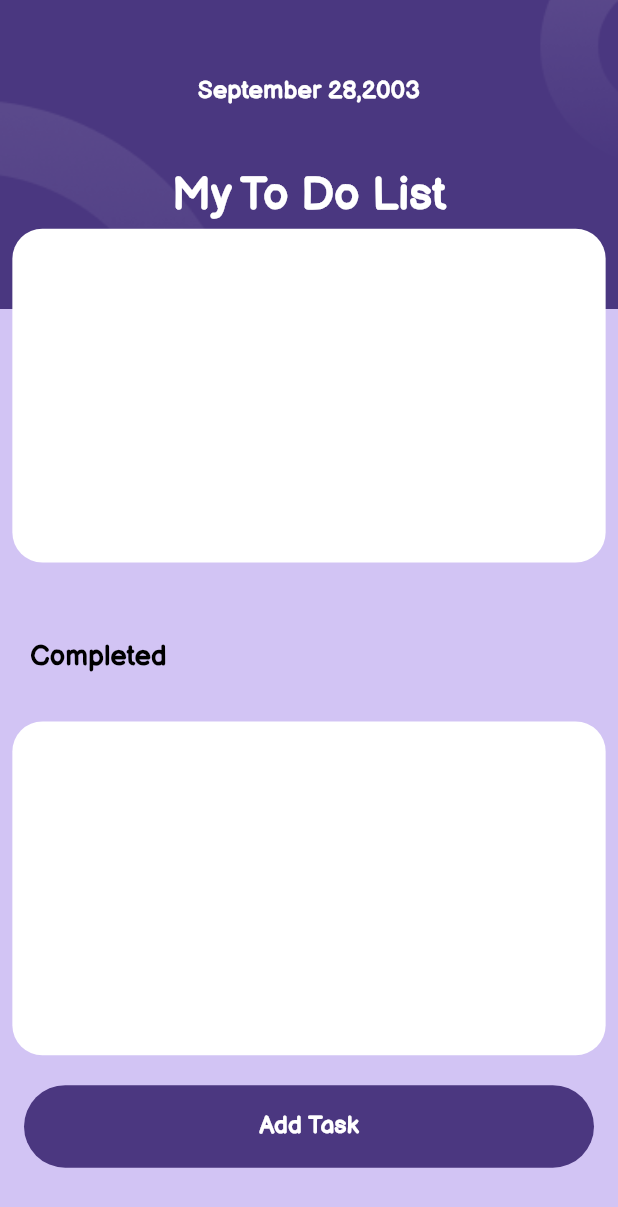
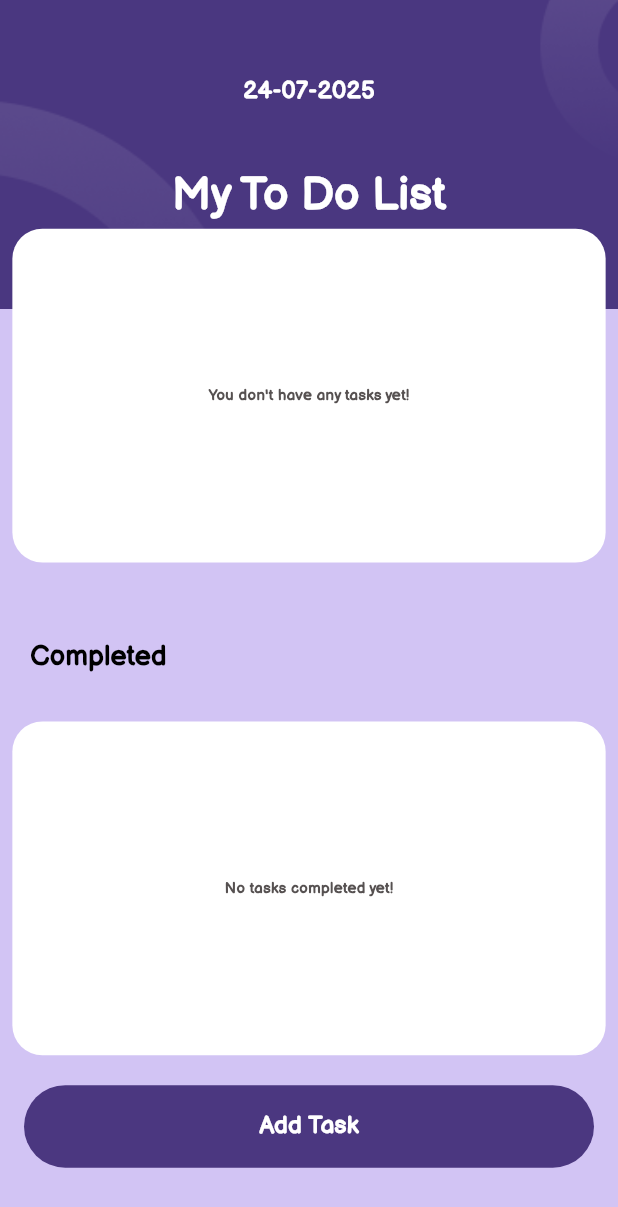
Before and after one commit to beingsbh/updated_todo_ui, a Flutter app: the screen it shows after launch, on a phone screen of 412 x 824 dp. Shown: the top 1207 px of the screen. Run offline on Flutter 3.47's test engine with Material 3 defaults, Android fonts, the phone set to English and light mode, and no system bars; our stand-ins replace font_awesome_flutter.

Commit message:
uilogic_updated

```diff
--- a/lib/model/viewmodel.dart
+++ b/lib/model/viewmodel.dart
@@ -1,10 +1,17 @@
 import 'package:flutter/material.dart';
 
 class Tasks {
-  final String title;
-  final String category;
+  final String? title;
+  final String? category;
   final DateTime? date;
   final TimeOfDay? time;
+  bool isComplete;
 
-  Tasks({required this.title, required this.category, this.date, this.time});
+  Tasks({
+    this.isComplete = false,
+    this.title,
+    this.category,
+    this.date,
+    this.time,
+  });
 }
--- a/lib/provider/task_provider.dart
+++ b/lib/provider/task_provider.dart
@@ -6,15 +6,23 @@ import 'package:todo_app_2/model/viewmodel.dart';
 class TaskProvider extends ChangeNotifier {
   final List<Tasks> _tasks = [];
   List get tasks => _tasks;
-  String _taskTitle = "";
-  String _taskCatagory = "";
+  String? _taskTitle;
+  String? _taskCatagory;
   DateTime? _taskDate;
   TimeOfDay? _taskTime;
+  bool? _isComplete;
 
-  String get taskTitle => _taskTitle;
-  String get taskCatagory => _taskCatagory;
+  String? get taskTitle => _taskTitle;
+  String? get taskCatagory => _taskCatagory;
   DateTime? get taskDate => _taskDate;
   TimeOfDay? get taskTime => _taskTime;
+  bool? get isComplete => _isComplete;
+
+  List<Tasks> get activeTasks =>
+      _tasks.where((task) => task.isComplete == false).toList();
+
+  List<Tasks> get completeTasks =>
+      _tasks.where((task) => task.isComplete == true).toList();
 
   setTasktitle(String value) {
     _taskTitle = value;
@@ -41,13 +49,6 @@ class TaskProvider extends ChangeNotifier {
   }
 
   addTask() {
-    if (_taskTitle.trim().isEmpty &&
-        _taskCatagory.trim().isEmpty &&
-        _taskDate.toString().isEmpty &&
-        _taskTime.toString().isEmpty) {
-      return;
-    }
-
     final newTask = Tasks(
       title: _taskTitle,
       category: _taskCatagory,
@@ -63,7 +64,38 @@ class TaskProvider extends ChangeNotifier {
   void reset() {
     _taskCatagory = "";
     _taskTitle = "";
-    _taskDate = DateTime.now();
+    _taskDate = null;
     _taskTime = null;
+    _isComplete = false;
+  }
+
+  void toggleTaskStatus(Tasks task) {
+    final index = _tasks.indexWhere(
+      (t) =>
+          t.title == task.title &&
+          t.category == task.category &&
+          t.date == task.date &&
+          t.time == task.time,
+    );
+
+    if (index != -1) {
+      _tasks[index].isComplete = !_tasks[index].isComplete;
+      log(
+        "✅ Task toggled: ${_tasks[index].title} → ${_tasks[index].isComplete}",
+      );
+      notifyListeners();
+    } else {
+      debugPrint("❌ Task not found!");
+    }
+  }
+
+  void deleteTask(int index) {
+    _tasks.removeAt(index);
+    notifyListeners();
+  }
+
+  void clearAllTask(index) {
+    _tasks.remove(index);
+    notifyListeners();
   }
 }
--- a/lib/screens/homepage.dart
+++ b/lib/screens/homepage.dart
@@ -1,4 +1,5 @@
 import 'package:flutter/material.dart';
+import 'package:intl/intl.dart';
 import 'package:todo_app_2/constant/colors.dart';
 import 'package:todo_app_2/constant/fonts.dart';
 import 'package:todo_app_2/constant/images.dart';
@@ -13,6 +14,7 @@ class Homepage extends StatelessWidget {
   Widget build(BuildContext context) {
     final sh = MediaQuery.sizeOf(context).height;
     final sw = MediaQuery.sizeOf(context).width;
+
     return Scaffold(
       backgroundColor: bgcolor,
 
@@ -31,7 +33,10 @@ class Homepage extends StatelessWidget {
             child: Column(
               children: [
                 SizedBox(height: sh * 0.06),
-                Text("September 28,2003", style: h2),
+                Text(
+                  DateFormat("dd-MM-yyyy").format(DateTime.now()),
+                  style: h2,
+                ),
                 SizedBox(height: sw * 0.09),
                 Text("My To Do List", style: h1),
                 TasklistSection(),
--- a/lib/widget/complited_task_section.dart
+++ b/lib/widget/complited_task_section.dart
@@ -1,6 +1,9 @@
 import 'package:flutter/material.dart';
+import 'package:intl/intl.dart';
+import 'package:provider/provider.dart';
 import 'package:todo_app_2/constant/colors.dart';
-import 'package:todo_app_2/constant/images.dart';
+import 'package:todo_app_2/constant/fonts.dart';
+import 'package:todo_app_2/provider/task_provider.dart';
 import 'package:todo_app_2/widget/custom_listtile.dart';
 
 class ComplitedTaskSection extends StatelessWidget {
@@ -10,7 +13,15 @@ class ComplitedTaskSection extends StatelessWidget {
   Widget build(BuildContext context) {
     final sh = MediaQuery.sizeOf(context).height;
     final sw = MediaQuery.sizeOf(context).width;
+    String formatTimeOfDay(BuildContext context, TimeOfDay time) {
+      final now = DateTime.now();
+      final dt = DateTime(now.year, now.month, now.day, time.hour, time.minute);
+      final format = DateFormat.jm(); // e.g. 6:00 PM
+      return format.format(dt);
+    }
 
+    final taskProvider = Provider.of<TaskProvider>(context, listen: true);
+    final completeTasks = taskProvider.completeTasks;
     return Container(
       height: sh * 0.27,
       width: sw * 0.96,
@@ -18,21 +29,25 @@ class ComplitedTaskSection extends StatelessWidget {
         color: white,
         borderRadius: BorderRadius.circular(20),
       ),
-      /*ListView.separated(
-        padding: EdgeInsets.only(top: 0),
-        itemBuilder: (context, index) {
-          return CustomListtile(
-            image: cupIcon,
-            date: DateTime.now().toString(),
-            time: DateTime.now().toString(),
-            title: "hello",
-          );
-        },
-        separatorBuilder: (context, index) {
-          return Divider();
-        },
-        itemCount: 2,
-      ),*/
+      child: completeTasks.isEmpty
+          ? Center(child: Text("No tasks completed yet!", style: h3text))
+          : ListView.separated(
+              itemCount: completeTasks.length,
+              separatorBuilder: (_, __) => const Divider(),
+              itemBuilder: (context, index) {
+                final task = completeTasks[index];
+                return CustomListtile(
+                  title: task.title!,
+                  image: AssetImage(task.category!),
+                  date: DateFormat('yyyy-MM-dd').format(task.date!),
+                  time: formatTimeOfDay(context, task.time!),
+                  isComplete: task.isComplete,
+                  onChanged: () {
+                    taskProvider.toggleTaskStatus(task); // Uncheck to move back
+                  },
+                );
+              },
+            ),
     );
   }
 }
--- a/lib/widget/tasklist_section.dart
+++ b/lib/widget/tasklist_section.dart
@@ -2,6 +2,7 @@ import 'package:flutter/material.dart';
 import 'package:intl/intl.dart';
 import 'package:provider/provider.dart';
 import 'package:todo_app_2/constant/colors.dart';
+import 'package:todo_app_2/constant/fonts.dart';
 import 'package:todo_app_2/provider/task_provider.dart';
 import 'package:todo_app_2/widget/custom_listtile.dart';
 
@@ -12,14 +13,17 @@ class TasklistSection extends StatelessWidget {
   Widget build(BuildContext context) {
     final sh = MediaQuery.sizeOf(context).height;
     final sw = MediaQuery.sizeOf(context).width;
+
     String formatTimeOfDay(BuildContext context, TimeOfDay time) {
       final now = DateTime.now();
       final dt = DateTime(now.year, now.month, now.day, time.hour, time.minute);
-      final format = DateFormat.jm(); // e.g. 6:00 PM
+      final format = DateFormat.jm();
       return format.format(dt);
     }
 
     final taskProvider = Provider.of<TaskProvider>(context, listen: true);
+    final pendingTasks = taskProvider.activeTasks; // 🔁 Get pending tasks only
+
     return Container(
       height: sh * 0.27,
       width: sw * 0.96,
@@ -27,23 +31,28 @@ class TasklistSection extends StatelessWidget {
         color: white,
         borderRadius: BorderRadius.circular(20),
       ),
-      child: ListView.separated(
-        padding: EdgeInsets.only(top: 0),
-        itemBuilder: (context, index) {
-          final task = taskProvider.tasks[index];
-          return CustomListtile(
-            image: AssetImage(task.category),
-            title: task.title,
-            date: DateFormat('yyyy-MM-dd').format(task.date),
-
-            time: formatTimeOfDay(context, task.time),
-          );
-        },
-        separatorBuilder: (context, index) {
-          return Divider();
-        },
-        itemCount: taskProvider.tasks.length,
-      ),
+      child: pendingTasks.isEmpty
+          ? Center(child: Text("You don't have any tasks yet!", style: h3text))
+          : ListView.separated(
+              padding: EdgeInsets.zero,
+              itemCount: pendingTasks.length,
+              separatorBuilder: (_, __) => const Divider(),
+              itemBuilder: (context, index) {
+                final task = pendingTasks[index];
+                return CustomListtile(
+                  title: task.title ?? '',
+                  image: AssetImage(task.category ?? ''),
+                  date: DateFormat('yyyy-MM-dd').format(task.date!),
+                  time: formatTimeOfDay(context, task.time!),
+                  isComplete: task.isComplete, // ✅ Read from model
+                  onChanged: () {
+                    taskProvider.toggleTaskStatus(
+                      task,
+                    ); // ✅ This marks it complete
+                  },
+                );
+              },
+            ),
     );
   }
 }
```
Also changed, not shown: lib/screens/addtaskpage.dart (+19 -0 lines), lib/widget/custom_listtile.dart (+15 -2 lines).
